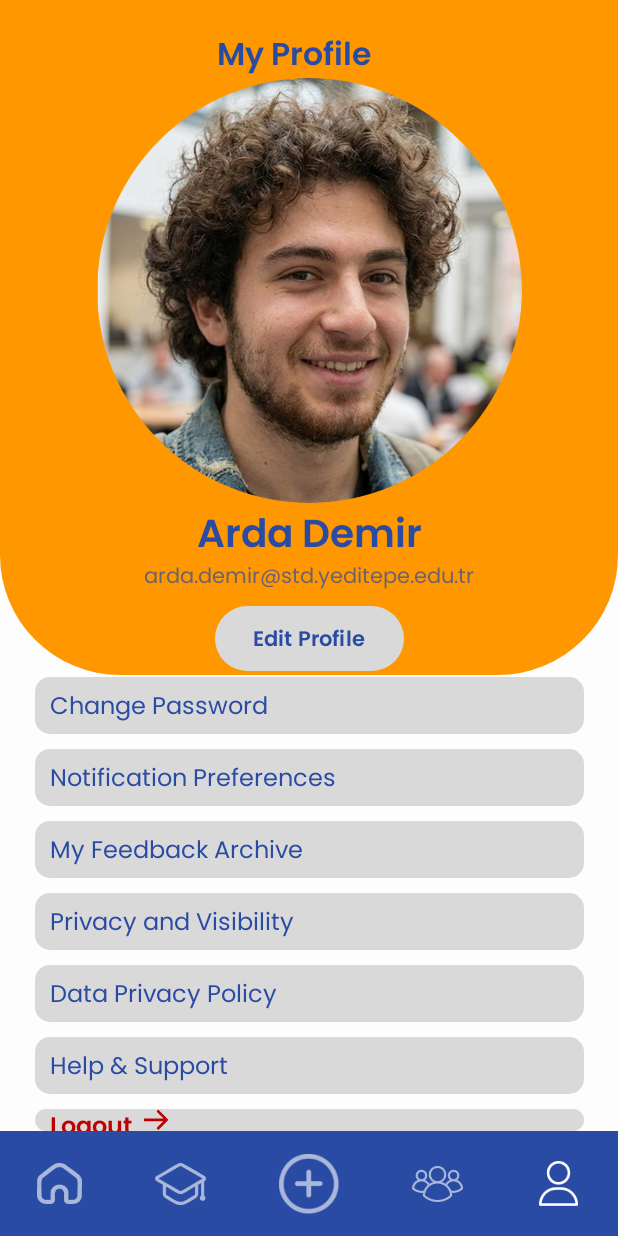
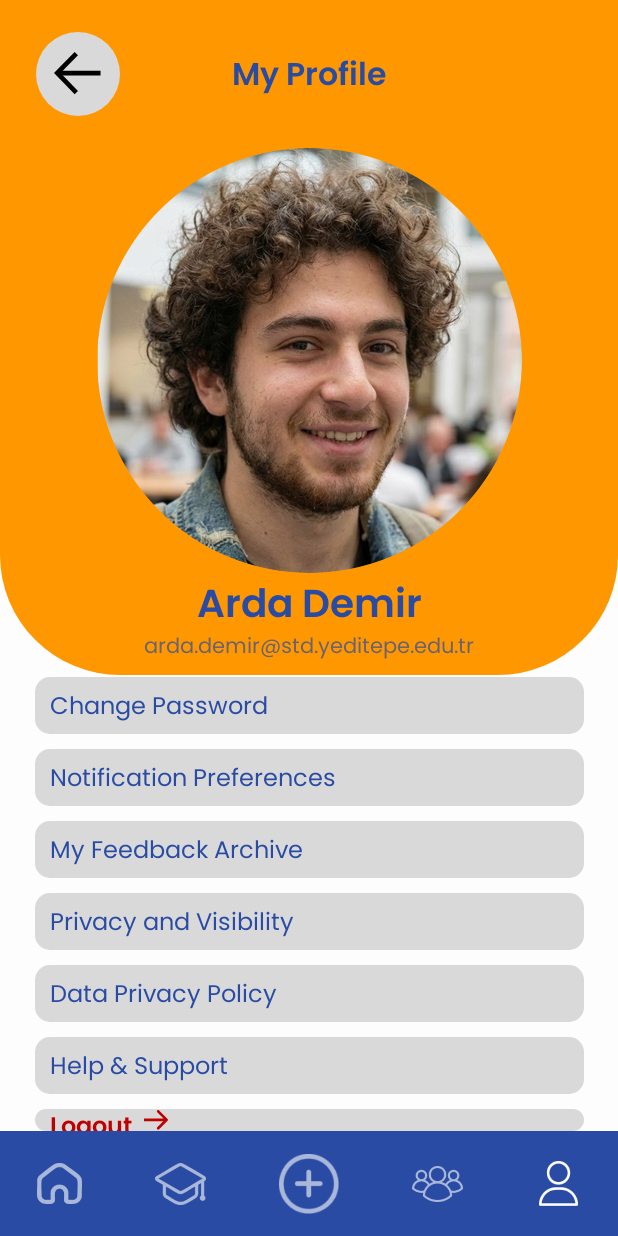
Before and after one commit to rookie238/YUSHARE, an Android app built with Jetpack Compose: the screen it shows after launch (MainActivity), after a tap on "Menu", on a phone screen of 412 x 824 dp. Run offline under Robolectric (Android 15) with nearby library versions, the phone set to English and light mode, and no system bars.

```diff
--- a/app/src/main/java/com/example/yushare/ui/screens/MenuScreen.kt
+++ b/app/src/main/java/com/example/yushare/ui/screens/MenuScreen.kt
@@ -39,7 +39,7 @@ fun MenuScreen(onCloseClick: () -> Unit) {
         Column(
             modifier = Modifier.fillMaxSize()
         ) {
-            // --- İÇERİK (Kaydırılabilir alanlar vs.) ---
+
             Column(
                 modifier = Modifier
                     .fillMaxWidth()
@@ -61,13 +61,32 @@ fun MenuScreen(onCloseClick: () -> Unit) {
                         modifier = Modifier.fillMaxSize(),
                         horizontalAlignment = Alignment.CenterHorizontally
                     ) {
+
                         Spacer(modifier = Modifier.height(1.dp))
+
                         // Üst Header
                         Box(
                             modifier = Modifier
                                 .fillMaxWidth()
-                                .padding(top = 20.dp, end = 20.dp)
+                                .padding(horizontal = 24.dp, vertical = 20.dp)
                         ) {
+                            Box(
+                                modifier = Modifier
+                                    .size(56.dp)
+                                    .background(Color(0xFFD9D9D9), androidx.compose.foundation.shape.CircleShape)
+                                    .clip(androidx.compose.foundation.shape.CircleShape)
+                                    .clickable { onCloseClick() }
+                                    .align(Alignment.CenterStart),
+                                contentAlignment = Alignment.Center
+                            ) {
+                                Icon(
+                                    painter = painterResource(id = R.drawable.ic_back_arrow),
+                                    contentDescription = "Back",
+                                    tint =  Color.Black,
+
+                                )
+
+                            }
                             Text(
                                 text = "My Profile",
                                 fontSize = 21.sp,
@@ -136,8 +155,7 @@ fun MenuScreen(onCloseClick: () -> Unit) {
                     horizontalAlignment = Alignment.CenterHorizontally,
                     modifier = Modifier.fillMaxWidth()
                 ) {
-                    // 2. CHANGE PASSWORD BUTONUNU GÜNCELLEDİK
-                    // Artık tıklanınca showPasswordPopup'ı true yapıyor
+
                     MenuItem(
                         text = "Change Password",
                         onClick = { showPasswordPopup = true }
@@ -183,7 +201,7 @@ fun MenuScreen(onCloseClick: () -> Unit) {
                 }
             }
 
-            // --- ALT BAR (Bottom Bar) ---
+            //  ALT BAR
             Box(
                 modifier = Modifier
                     .fillMaxWidth()
@@ -204,7 +222,7 @@ fun MenuScreen(onCloseClick: () -> Unit) {
             }
         }
 
-        // 3. POP-UP GÖRÜNTÜLEME ALANI (EN ÜST KATMAN)
+        // 3. POP-UP GÖRÜNTÜLEME ALANI
         if (showPasswordPopup) {
             ChangePasswordPopup(
                 onDismiss = { showPasswordPopup = false }
@@ -223,7 +241,7 @@ fun MenuItem(text: String, textColor: Color = Color(0xFF294BA3), onClick: () ->
             .width(366.dp)
             .height(38.dp)
             .background(Color(0xFFD9D9D9), RoundedCornerShape(10.dp))
-            .clickable { onClick() } // BURASI: Tıklamayı artık algılıyor!
+            .clickable { onClick() }
             .padding(horizontal = 10.dp),
         contentAlignment = Alignment.CenterStart
     ) {
@@ -353,7 +371,7 @@ fun RealPasswordInput(text: String, onValueChange: (String) -> Unit, hint: Strin
                 fontFamily = poppinsFontFamily
             )
         },
-        visualTransformation = androidx.compose.ui.text.input.PasswordVisualTransformation(), // Şifreyi **** yapar
+        visualTransformation = androidx.compose.ui.text.input.PasswordVisualTransformation(),
         singleLine = true,
         colors = TextFieldDefaults.colors(
             focusedContainerColor = Color(0xFFD9D9D9).copy(alpha = 0.5f),
@@ -370,11 +388,10 @@ fun RealPasswordInput(text: String, onValueChange: (String) -> Unit, hint: Strin
             .height(40.dp)
     )
 }
-// --- NOTIFICATION POPUP TASARIMI ---
+// --- NOTIFICATION ---
 
 @Composable
 fun NotificationPopup(onDismiss: () -> Unit) {
-    // Switch'lerin durumlarını tutan değişkenler (Şimdilik sahte veri)
     // TRANSFERS
     var uploadCompleted by remember { mutableStateOf(true) }
     var downloadCompleted by remember { mutableStateOf(false) }
@@ -397,7 +414,7 @@ fun NotificationPopup(onDismiss: () -> Unit) {
     ) {
         Box(
             modifier = Modifier
-                .width(290.dp) // Diğer popup ile aynı genişlik
+                .width(290.dp)
                 .clip(RoundedCornerShape(20.dp))
                 .background(Color(0xFF5A5A5A))
                 .clickable(enabled = false) {}
@@ -457,7 +474,7 @@ fun NotificationPopup(onDismiss: () -> Unit) {
     }
 }
 
-// --- YARDIMCI BİLEŞENLER (Kod tekrarını önlemek için) ---
+//  YARDIMCI BİLEŞENLER
 
 @Composable
 fun SectionHeader(text: String) {
@@ -476,7 +493,7 @@ fun NotificationSwitchRow(text: String, checked: Boolean, onCheckedChange: (Bool
     Row(
         modifier = Modifier
             .fillMaxWidth()
-            .height(30.dp), // Satır yüksekliği
+            .height(30.dp),
         verticalAlignment = Alignment.CenterVertically,
         horizontalArrangement = Arrangement.SpaceBetween
     ) {
@@ -487,16 +504,15 @@ fun NotificationSwitchRow(text: String, checked: Boolean, onCheckedChange: (Bool
             fontFamily = poppinsFontFamily
         )
 
-        // ÖZEL RENKLENDİRİLMİŞ SWITCH
         Switch(
             checked = checked,
             onCheckedChange = onCheckedChange,
-            modifier = Modifier.scale(0.7f), // Switch biraz büyük gelebilir, %70 oranında küçülttük
+            modifier = Modifier.scale(0.7f),
             colors = SwitchDefaults.colors(
                 checkedThumbColor = Color.White,
-                checkedTrackColor = Color(0xFF4CAF50), // YEŞİL RENK (Aktifken)
+                checkedTrackColor = Color(0xFF4CAF50),
                 uncheckedThumbColor = Color.White,
-                uncheckedTrackColor = Color.LightGray, // GRİ RENK (Pasifken)
+                uncheckedTrackColor = Color.LightGray,
                 uncheckedBorderColor = Color.Transparent
             )
         )
--- a/app/src/main/java/com/example/yushare/ui/screens/ProfileScreen.kt
+++ b/app/src/main/java/com/example/yushare/ui/screens/ProfileScreen.kt
@@ -50,7 +50,7 @@ fun ProfileScreen(onMenuClick: () -> Unit) {
             .fillMaxSize()
             .background(ProfileBgColor)
     ) {
-        // --- A) TURUNCU HEADER ---
+        // TURUNCU HEADER
         Box(
             modifier = Modifier
                 .fillMaxWidth()
@@ -72,7 +72,7 @@ fun ProfileScreen(onMenuClick: () -> Unit) {
                     modifier = Modifier
                         .size(56.dp)
                         .background(
-                            color = Color(0xFFD7F171),
+                            color = Color(0xFFD9D9D9),
                             shape = CircleShape
                         )
 
@@ -97,7 +97,7 @@ fun ProfileScreen(onMenuClick: () -> Unit) {
                     modifier = Modifier
                         .size(56.dp)
                         .background(
-                            color = Color(0xFFD7F171),
+                            color = Color(0xFFD9D9D9),
                             shape = CircleShape
                         )
                 ) {
@@ -110,7 +110,7 @@ fun ProfileScreen(onMenuClick: () -> Unit) {
             }
         }
 
-        // --- B) ORTA İÇERİK (Avatar + İsim) ---
+        //(Avatar + İsim)
         Column(
             modifier = Modifier
                 .fillMaxWidth()
@@ -201,7 +201,7 @@ fun ProfileScreen(onMenuClick: () -> Unit) {
                             append(" Designing the world, one pixel at a time. Visual Communication Design Student. Powered by coffee and creativity. Always open to new projects and collaborations. ")
                         },
                         color = ProfileBlue,
-                        fontSize = 14.sp, // Bio biraz daha küçük olabilir
+                        fontSize = 14.sp,
                         fontFamily = poppinsFontFamily,
                         lineHeight = 20.sp
                     )
@@ -209,21 +209,21 @@ fun ProfileScreen(onMenuClick: () -> Unit) {
             }
         }
 
-        // --- C) ALT MENÜ (Bottom Bar) ---
+        // ALT MENÜ
         var selectedItemIndex by remember { mutableStateOf(4) }
 
         Box(
             modifier = Modifier
                 .fillMaxWidth()
-                .height(70.dp) // Yüksekliği
-                .background(ProfileBlue) // Direkt mavi renk (Çizim yok)
-                .align(Alignment.BottomCenter) // Ekranın en altına yapıştır
+                .height(70.dp)
+                .background(ProfileBlue)
+                .align(Alignment.BottomCenter)
         ) {
             // İkonları Yan Yana Diz
             Row(
                 modifier = Modifier.fillMaxSize(),
-                horizontalArrangement = Arrangement.SpaceAround, // Eşit aralıklarla diz
-                verticalAlignment = Alignment.CenterVertically // Dikeyde ortala
+                horizontalArrangement = Arrangement.SpaceAround,
+                verticalAlignment = Alignment.CenterVertically
             ) {
                 // 0: Ana Sayfa
                 IconButton(onClick = { selectedItemIndex = 0 }) {
```
